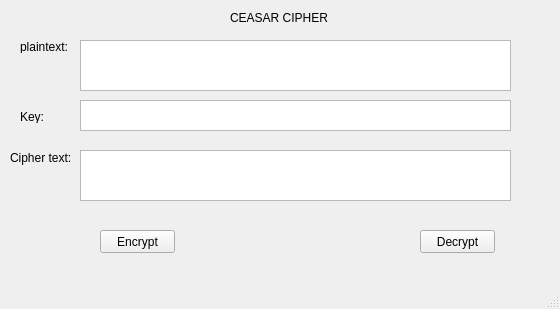
Qt form LAB_03/ui/caesar.ui (Katsuo-noob/bmttnc-hutech-2380605509) before a commit.
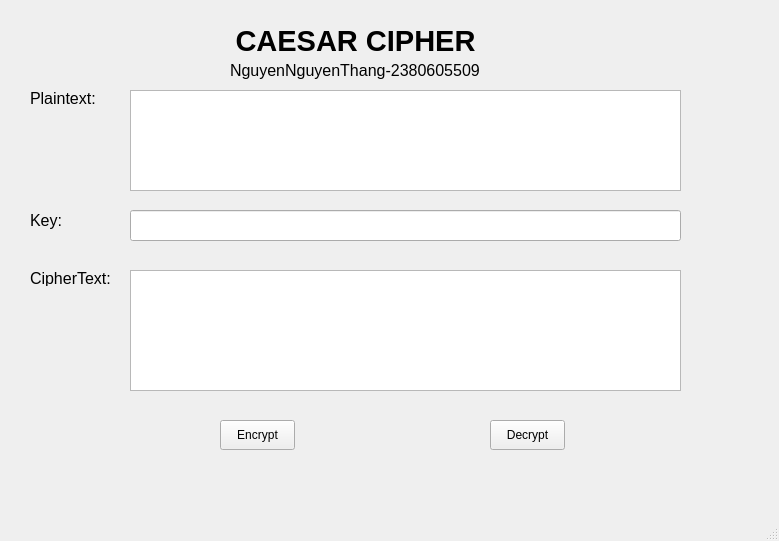
The same form after that commit.

Patch:
```diff
--- a/LAB_03/ui/caesar.ui
+++ b/LAB_03/ui/caesar.ui
@@ -6,103 +6,128 @@
    <rect>
     <x>0</x>
     <y>0</y>
-    <width>560</width>
-    <height>309</height>
+    <width>779</width>
+    <height>541</height>
    </rect>
   </property>
   <property name="windowTitle">
    <string>MainWindow</string>
   </property>
   <widget class="QWidget" name="centralwidget">
-   <widget class="QPlainTextEdit" name="plainText_txt">
-    <property name="geometry">
-     <rect>
-      <x>80</x>
-      <y>40</y>
-      <width>431</width>
-      <height>51</height>
-     </rect>
-    </property>
-   </widget>
    <widget class="QLabel" name="label">
     <property name="geometry">
      <rect>
-      <x>20</x>
-      <y>40</y>
-      <width>47</width>
-      <height>13</height>
+      <x>230</x>
+      <y>20</y>
+      <width>251</width>
+      <height>41</height>
      </rect>
     </property>
+    <property name="font">
+     <font>
+      <pointsize>22</pointsize>
+      <weight>75</weight>
+      <bold>true</bold>
+     </font>
+    </property>
     <property name="text">
-     <string>plaintext:</string>
+     <string>CAESAR CIPHER</string>
+    </property>
+    <property name="alignment">
+     <set>Qt::AlignCenter</set>
     </property>
    </widget>
    <widget class="QLabel" name="label_2">
     <property name="geometry">
      <rect>
-      <x>230</x>
-      <y>10</y>
-      <width>111</width>
+      <x>30</x>
+      <y>90</y>
+      <width>71</width>
       <height>16</height>
      </rect>
     </property>
+    <property name="font">
+     <font>
+      <pointsize>12</pointsize>
+     </font>
+    </property>
     <property name="text">
-     <string>CEASAR CIPHER</string>
+     <string>Plaintext:</string>
     </property>
    </widget>
    <widget class="QLabel" name="label_3">
     <property name="geometry">
      <rect>
-      <x>20</x>
-      <y>110</y>
-      <width>47</width>
-      <height>13</height>
+      <x>30</x>
+      <y>210</y>
+      <width>31</width>
+      <height>21</height>
      </rect>
     </property>
+    <property name="font">
+     <font>
+      <pointsize>12</pointsize>
+     </font>
+    </property>
     <property name="text">
      <string>Key:</string>
     </property>
    </widget>
-   <widget class="QPlainTextEdit" name="Key_txt">
-    <property name="geometry">
-     <rect>
-      <x>80</x>
-      <y>100</y>
-      <width>431</width>
-      <height>31</height>
-     </rect>
-    </property>
-   </widget>
-   <widget class="QPlainTextEdit" name="cipherText_txt">
-    <property name="geometry">
-     <rect>
-      <x>80</x>
-      <y>150</y>
-      <width>431</width>
-      <height>51</height>
-     </rect>
-    </property>
-   </widget>
    <widget class="QLabel" name="label_4">
     <property name="geometry">
      <rect>
-      <x>10</x>
-      <y>150</y>
-      <width>61</width>
+      <x>30</x>
+      <y>270</y>
+      <width>81</width>
       <height>16</height>
      </rect>
     </property>
+    <property name="font">
+     <font>
+      <pointsize>12</pointsize>
+     </font>
+    </property>
     <property name="text">
-     <string>Cipher text:</string>
+     <string>CipherText:</string>
+    </property>
+   </widget>
+   <widget class="QTextEdit" name="txt_plain_text">
+    <property name="geometry">
+     <rect>
+      <x>130</x>
+      <y>90</y>
+      <width>551</width>
+      <height>101</height>
+     </rect>
+    </property>
+   </widget>
+   <widget class="QTextEdit" name="txt_cipher_text">
+    <property name="geometry">
+     <rect>
+      <x>130</x>
+      <y>270</y>
+      <width>551</width>
+      <height>121</height>
+     </rect>
+    </property>
+   </widget>
+   <widget class="QLineEdit" name="txt_key">
+    <property name="geometry">
+     <rect>
+      <x>130</x>
+      <y>210</y>
+      <width>551</width>
+      <height>31</height>
+     </rect>
     </property>
    </widget>
    <widget class="QPushButton" name="btn_encrypt">
     <property name="geometry">
      <rect>
-      <x>100</x>
-      <y>230</y>
+      <x>220</x>
+      <y>420</y>
       <width>75</width>
-      <height>23</height>
+      <height>30</height>
      </rect>
     </property>
     <property name="text">
@@ -112,16 +137,34 @@
    <widget class="QPushButton" name="btn_decrypt">
     <property name="geometry">
      <rect>
-      <x>420</x>
-      <y>230</y>
+      <x>490</x>
+      <y>420</y>
       <width>75</width>
-      <height>23</height>
+      <height>30</height>
      </rect>
     </property>
     <property name="text">
      <string>Decrypt</string>
     </property>
    </widget>
+   <widget class="QLabel" name="label_5">
+    <property name="geometry">
+     <rect>
+      <x>230</x>
+      <y>60</y>
+      <width>271</width>
+      <height>20</height>
+     </rect>
+    </property>
+    <property name="font">
+     <font>
+      <pointsize>12</pointsize>
+     </font>
+    </property>
+    <property name="text">
+     <string>NguyenNguyenThang-2380605509</string>
+    </property>
+   </widget>
   </widget>
   <widget class="QMenuBar" name="menubar">
    <property name="geometry">
```
Left out of the diff: 4 changed lines with no effect on the pictures.
